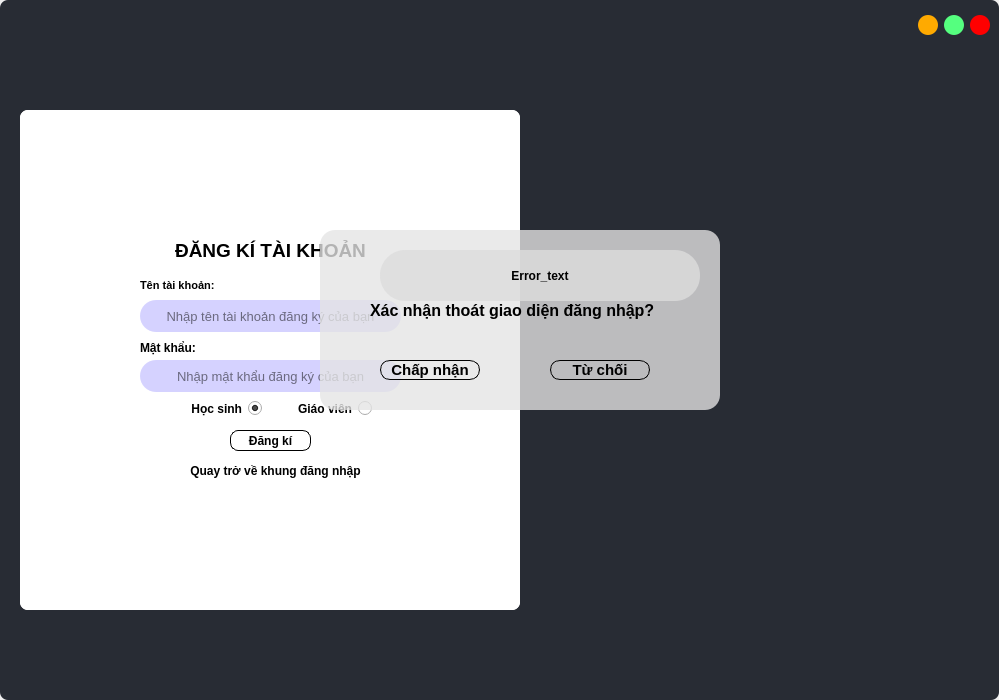
Above: UI_Files/Login_gui.ui from hoangm960/Astraea before the change. Below: the same form after it.
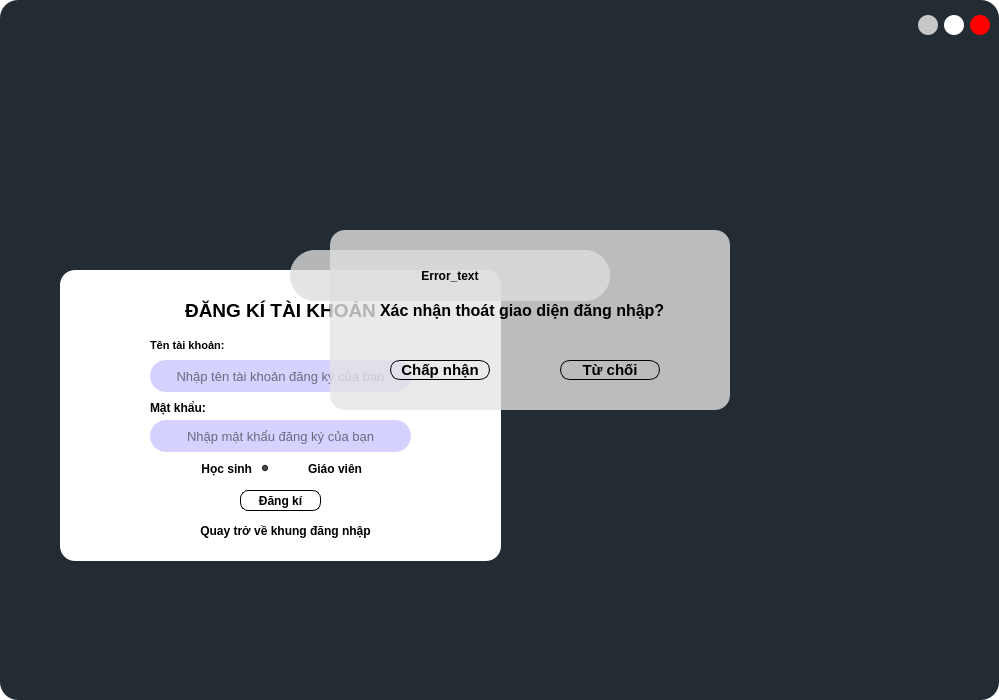
That is the form after the change. The open tabs and pages were chosen to show the change. Icons and pictures are not drawn.

Diff of the .ui file:
```diff
--- a/UI_Files/Login_gui.ui
+++ b/UI_Files/Login_gui.ui
@@ -41,9 +41,12 @@
   </property>
   <property name="styleSheet">
    <string notr="true">border-radius: 8px;
-background-color:none;</string>
+background : transparent;</string>
   </property>
   <widget class="QWidget" name="Form">
+   <property name="styleSheet">
+    <string notr="true">background: transparent;</string>
+   </property>
    <layout class="QHBoxLayout" name="horizontalLayout">
     <property name="spacing">
      <number>0</number>
@@ -71,7 +74,9 @@
       <property name="styleSheet">
        <string notr="true">QFrame{
 	background-color: rgb(40, 44, 52);
- border: none;
+	background-color: qlineargradient(spread:pad, x1:0, y1:0, x2:1, y2:1, stop:0 rgba(0, 0, 0, 255), stop:1 rgba(45, 52, 54, 255));
+	background-color: qlineargradient(spread:pad, x1:0, y1:0, x2:1, y2:1, stop:0.00568182 rgba(35, 44, 51, 255), stop:1 rgba(35, 44, 51, 255));
+    border-radius: 18px;
 }</string>
       </property>
       <property name="frameShape">
@@ -219,6 +224,7 @@
 	border: none;
 	border-radius: 10px;
 	background-color: rgb(85, 255, 127);
+	background-color: rgb(255, 255, 255);
 }
 QPushButton:hover {
 	background-color: rgba(85, 255, 127, 150);
@@ -251,6 +257,7 @@
 	border: none;
 	border-radius: 10px;
 	background-color: rgb(255, 170, 0);
+	background-color: rgb(199, 199, 199);
 }
 QPushButton:hover {
 	background-color: rgba(255, 170, 0, 150);
@@ -288,56 +295,10 @@
          <property name="frameShadow">
           <enum>QFrame::Raised</enum>
          </property>
-         <widget class="QFrame" name="frameError">
-          <property name="geometry">
-           <rect>
-            <x>380</x>
-            <y>200</y>
-            <width>320</width>
-            <height>51</height>
-           </rect>
-          </property>
-          <property name="minimumSize">
-           <size>
-            <width>320</width>
-            <height>51</height>
-           </size>
-          </property>
-          <property name="styleSheet">
-           <string notr="true">QFrame{
-	background-color: rgba(221, 221, 221, 200);
-	color: rgb(0, 0, 0);
-border-radius: 25px;
-}</string>
-          </property>
-          <property name="frameShape">
-           <enum>QFrame::StyledPanel</enum>
-          </property>
-          <property name="frameShadow">
-           <enum>QFrame::Raised</enum>
-          </property>
-          <layout class="QVBoxLayout" name="verticalLayout_2">
-           <item>
-            <widget class="QLabel" name="Error_Content">
-             <property name="styleSheet">
-              <string notr="true">background: none;
-font: bold;
-font-size: 12px;</string>
-             </property>
-             <property name="text">
-              <string>Error_text</string>
-             </property>
-             <property name="alignment">
-              <set>Qt::AlignCenter</set>
-             </property>
-            </widget>
-           </item>
-          </layout>
-         </widget>
          <widget class="QFrame" name="OkCancelFrame">
           <property name="geometry">
            <rect>
-            <x>320</x>
+            <x>330</x>
             <y>180</y>
             <width>400</width>
             <height>180</height>
@@ -445,27 +406,26 @@
          <widget class="QStackedWidget" name="stacked_widget">
           <property name="geometry">
            <rect>
-            <x>20</x>
-            <y>60</y>
-            <width>500</width>
-            <height>500</height>
+            <x>60</x>
+            <y>220</y>
+            <width>450</width>
+            <height>300</height>
            </rect>
           </property>
           <property name="minimumSize">
            <size>
-            <width>500</width>
-            <height>500</height>
+            <width>450</width>
+            <height>300</height>
            </size>
           </property>
           <property name="maximumSize">
            <size>
-            <width>369</width>
-            <height>424</height>
+            <width>450</width>
+            <height>300</height>
            </size>
           </property>
           <property name="styleSheet">
-           <string notr="true">background-color: rgb(255, 255, 255);
-border-radius: 8px;</string>
+           <string notr="true">background: transparent;</string>
           </property>
           <property name="currentIndex">
            <number>2</number>
@@ -787,10 +747,10 @@
             </property>
             <property name="geometry">
              <rect>
-              <x>50</x>
-              <y>100</y>
-              <width>401</width>
-              <height>301</height>
+              <x>0</x>
+              <y>0</y>
+              <width>441</width>
+              <height>291</height>
              </rect>
             </property>
             <property name="font">
@@ -810,7 +770,7 @@
             <property name="styleSheet">
              <string notr="true">QFrame { 
 	background-color: rgb(255, 255, 255);
-border-radius: 8px;
+	border-radius: 15px;
 }</string>
             </property>
             <property name="frameShape">
@@ -825,7 +785,7 @@
              </property>
              <property name="geometry">
               <rect>
-               <x>10</x>
+               <x>30</x>
                <y>20</y>
                <width>381</width>
                <height>41</height>
@@ -854,7 +814,7 @@
              </property>
              <property name="geometry">
               <rect>
-               <x>70</x>
+               <x>90</x>
                <y>90</y>
                <width>261</width>
                <height>32</height>
@@ -873,7 +833,7 @@
 background-color: rgba(188, 183, 255, 160);
 border-radius: 16px;
 border-color: rgb(0, 255, 255);
-	color: rgb(0, 0, 0);
+color: rgb(0, 0, 0);
 }
 QLineEdit:hover{
 border: 2px solid rgb(255, 255, 255);
@@ -896,7 +856,7 @@
             <widget class="QLineEdit" name="PassBox_SU">
              <property name="geometry">
               <rect>
-               <x>70</x>
+               <x>90</x>
                <y>150</y>
                <width>261</width>
                <height>32</height>
@@ -941,7 +901,7 @@
             <widget class="QPushButton" name="SignUp_Bt">
              <property name="geometry">
               <rect>
-               <x>160</x>
+               <x>180</x>
                <y>220</y>
                <width>81</width>
                <height>21</height>
@@ -970,7 +930,7 @@
             <widget class="QLabel" name="label_8">
              <property name="geometry">
               <rect>
-               <x>70</x>
+               <x>90</x>
                <y>130</y>
                <width>61</width>
                <height>16</height>
@@ -994,7 +954,7 @@
             <widget class="QLabel" name="label_9">
              <property name="geometry">
               <rect>
-               <x>70</x>
+               <x>90</x>
                <y>60</y>
                <width>101</width>
                <height>31</height>
@@ -1019,7 +979,7 @@
             <widget class="QPushButton" name="ConvertButton_SU">
              <property name="geometry">
               <rect>
-               <x>80</x>
+               <x>100</x>
                <y>250</y>
                <width>251</width>
                <height>21</height>
@@ -1054,7 +1014,7 @@
             <widget class="QRadioButton" name="Student_SU">
              <property name="geometry">
               <rect>
-               <x>110</x>
+               <x>130</x>
                <y>190</y>
                <width>82</width>
                <height>17</height>
@@ -1074,7 +1034,7 @@
             <widget class="QRadioButton" name="Teacher_SU">
              <property name="geometry">
               <rect>
-               <x>220</x>
+               <x>240</x>
                <y>190</y>
                <width>82</width>
                <height>17</height>
@@ -1088,28 +1048,28 @@
               <string>Giáo viên</string>
              </property>
             </widget>
-            <widget class="QPushButton" name="eyeButton_SU">
-             <property name="geometry">
-              <rect>
-               <x>340</x>
-               <y>150</y>
-               <width>30</width>
-               <height>30</height>
-              </rect>
-             </property>
-             <property name="styleSheet">
-              <string notr="true">QPushButton:enabled{
-	image: url(:/images/invisible_black.png);
-}</string>
-             </property>
-             <property name="text">
-              <string/>
-             </property>
-            </widget>
             <widget class="QPushButton" name="eyeButton_SU_2">
              <property name="geometry">
               <rect>
-               <x>340</x>
+               <x>360</x>
+               <y>150</y>
+               <width>30</width>
+               <height>30</height>
+              </rect>
+             </property>
+             <property name="styleSheet">
+              <string notr="true">QPushButton:enabled{
+	image: url(:/images/invisible_black.png);
+}</string>
+             </property>
+             <property name="text">
+              <string/>
+             </property>
+            </widget>
+            <widget class="QPushButton" name="eyeButton_SU">
+             <property name="geometry">
+              <rect>
+               <x>360</x>
                <y>150</y>
                <width>30</width>
                <height>30</height>
@@ -1252,6 +1212,52 @@
            </widget>
           </widget>
          </widget>
+         <widget class="QFrame" name="frameError">
+          <property name="geometry">
+           <rect>
+            <x>290</x>
+            <y>200</y>
+            <width>320</width>
+            <height>51</height>
+           </rect>
+          </property>
+          <property name="minimumSize">
+           <size>
+            <width>320</width>
+            <height>51</height>
+           </size>
+          </property>
+          <property name="styleSheet">
+           <string notr="true">QFrame{
+	background-color: rgba(221, 221, 221, 200);
+	color: rgb(0, 0, 0);
+border-radius: 25px;
+}</string>
+          </property>
+          <property name="frameShape">
+           <enum>QFrame::StyledPanel</enum>
+          </property>
+          <property name="frameShadow">
+           <enum>QFrame::Raised</enum>
+          </property>
+          <layout class="QVBoxLayout" name="verticalLayout_2">
+           <item>
+            <widget class="QLabel" name="Error_Content">
+             <property name="styleSheet">
+              <string notr="true">background: none;
+font: bold;
+font-size: 12px;</string>
+             </property>
+             <property name="text">
+              <string>Error_text</string>
+             </property>
+             <property name="alignment">
+              <set>Qt::AlignCenter</set>
+             </property>
+            </widget>
+           </item>
+          </layout>
+         </widget>
          <zorder>stacked_widget</zorder>
          <zorder>OkCancelFrame</zorder>
          <zorder>frameError</zorder>
```
Left out of the diff: 388 changed lines with no effect on the pictures.
